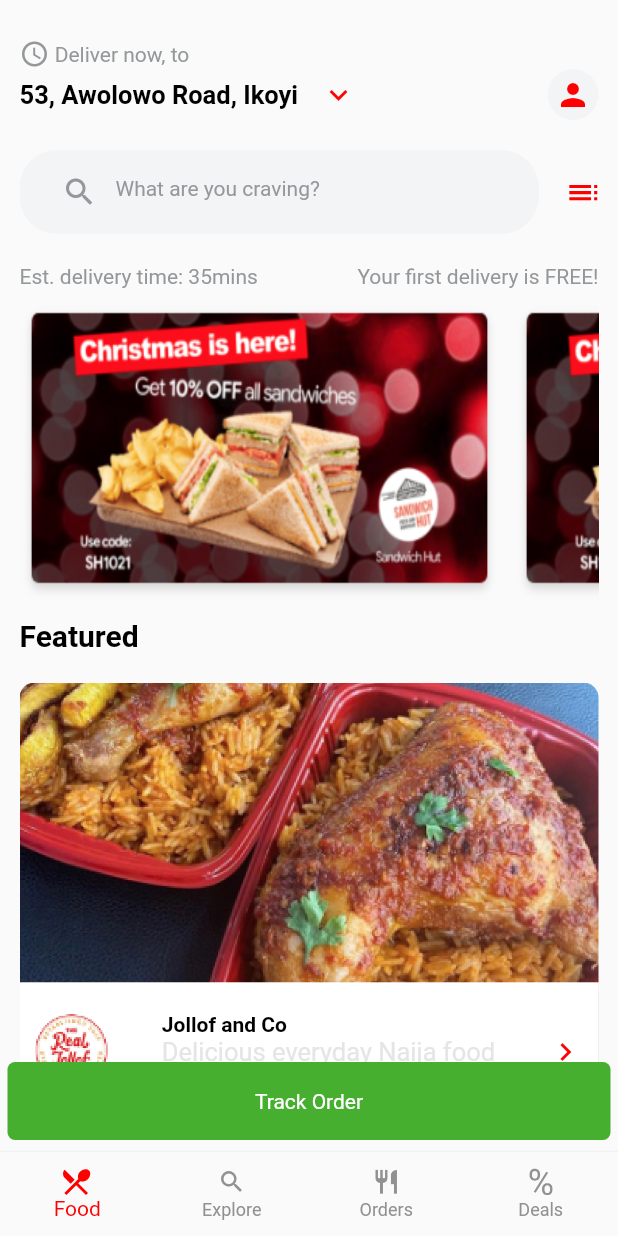
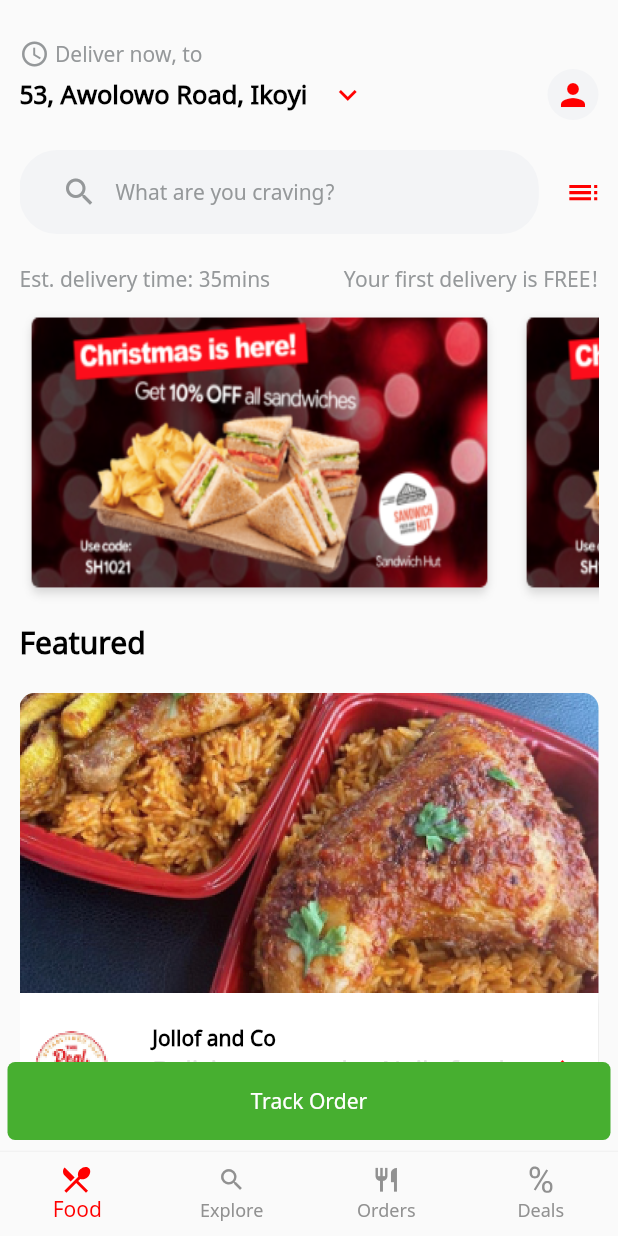
Before and after one commit to Donkelv/cokitchen-screens, a Flutter app: the screen it shows after launch, on a phone screen of 412 x 824 dp. Run offline on Flutter 3.47's test engine with Material 2 defaults, Android fonts, the phone set to English and light mode, and no system bars; drawn by our look-alikes of carousel_slider; our stand-ins replace flutter_svg.

Commit message:
final commit

```diff
--- /dev/null
+++ b/lib/home/foodCards.dart
@@ -0,0 +1,84 @@
+import 'package:carousel_slider/carousel_slider.dart';
+import 'package:cokitchen/home/homeScreen.dart';
+import 'package:flutter/material.dart';
+
+
+class FoodCards extends StatelessWidget {
+  const FoodCards({
+    Key key,
+
+  }) : super(key: key);
+
+
+
+  @override
+  Widget build(BuildContext context) {
+    Size size = MediaQuery.of(context).size;
+    return Padding(
+      padding: const EdgeInsets.only(top: 20.0,),
+      child: Column(
+        children: [
+          CarouselSlider.builder(
+            itemCount: HomeScreen.carouselImage.length,
+            itemBuilder: (context, index){
+              return Container(
+                //margin: EdgeInsets.symmetric(horizontal: 5.0),
+                width: size.width,
+                height: 200,
+                decoration: BoxDecoration(
+                  borderRadius: BorderRadius.only(topLeft: Radius.circular(10.0), topRight: Radius.circular(10.0),),
+                  image: DecorationImage(
+                    fit: BoxFit.cover,
+                    image: AssetImage(HomeScreen.carouselImage[index], ),
+                  )
+                ),
+                //child: Image.asset(HomeScreen.carouselImage[index], ),
+              );
+            },
+            options: CarouselOptions(
+              height: 200.0,
+              viewportFraction: 1,
+              autoPlay: true,
+
+            ),
+          ),
+          Container(
+            width: size.width,
+            color: Colors.transparent,
+            //height: 100.0,
+            child: Material(
+              elevation: 3.0,
+              color: Colors.white,
+              borderRadius: BorderRadius.only(
+                bottomLeft: Radius.circular(10.0),
+                bottomRight: Radius.circular(10.0),
+              ),
+              child: Padding(
+                padding: const EdgeInsets.symmetric(vertical:20.0, horizontal: 10.0,),
+                child: Row(
+                  mainAxisAlignment: MainAxisAlignment.spaceBetween,
+                  children: [
+                    Image.asset(HomeScreen.logo, height: 50.0, width: 50.0, fit: BoxFit.cover,),
+                    Column(
+                      mainAxisAlignment: MainAxisAlignment.center,
+                      crossAxisAlignment: CrossAxisAlignment.start,
+                      children:[
+                        Text("Jollof and Co", style: TextStyle(color: Colors.black, fontWeight: FontWeight.w700,),),
+                        Text("Delicious everyday Naija food", style: TextStyle(color: Color(0xffE5E5E5), fontWeight: FontWeight.normal, fontSize: 17.0),),
+                        Text("Items as low as 500", style: TextStyle(color: Color(0xffE5E5E5), fontWeight: FontWeight.normal, fontSize: 14.0),),
+                      ]
+                    ),
+                    Icon(
+                      Icons.keyboard_arrow_right,
+                      color: Color(0xffFF0000),
+                    )
+                  ],
+                ),
+              ),
+            )
+          )
+        ],
+      ),
+    );
+  }
+}
--- a/lib/home/homeScreen.dart
+++ b/lib/home/homeScreen.dart
@@ -1,7 +1,9 @@
+import 'package:cokitchen/home/topHorizontallist.dart';
 import 'package:flutter/material.dart';
 import 'package:carousel_slider/carousel_slider.dart';
 
 
+import 'foodCards.dart';
 import 'topHomeSection.dart';
 import 'trackOrderButton.dart';
 
@@ -74,7 +76,8 @@
                       itemBuilder: (context, index){
                         return cardList[index];
                       }
-                    )
+                    ),
+                    SizedBox(height: 80.0,)
                   ],
                 ),
               ),
@@ -87,140 +90,3 @@
     );
   }
 }
-
-class FoodCards extends StatelessWidget {
-  const FoodCards({
-    Key key,
-
-  }) : super(key: key);
-
-
-
-  @override
-  Widget build(BuildContext context) {
-    Size size = MediaQuery.of(context).size;
-    return Padding(
-      padding: const EdgeInsets.only(top: 20.0),
-      child: Column(
-        children: [
-          CarouselSlider.builder(
-            itemCount: HomeScreen.carouselImage.length,
-            itemBuilder: (context, index){
-              return Container(
-                //margin: EdgeInsets.symmetric(horizontal: 5.0),
-                width: size.width,
-                height: 200,
-                decoration: BoxDecoration(
-                  borderRadius: BorderRadius.only(topLeft: Radius.circular(10.0), topRight: Radius.circular(10.0),),
-                  image: DecorationImage(
-                    fit: BoxFit.cover,
-                    image: AssetImage(HomeScreen.carouselImage[index], ),
-                  )
-                ),
-                //child: Image.asset(HomeScreen.carouselImage[index], ),
-              );
-            },
-            options: CarouselOptions(
-              height: 200.0,
-              viewportFraction: 1,
-              autoPlay: true,
-
-            ),
-          ),
-          Container(
-            width: size.width,
-            color: Colors.transparent,
-            //height: 100.0,
-            child: Material(
-              elevation: 3.0,
-              color: Colors.white,
-              borderRadius: BorderRadius.only(
-                bottomLeft: Radius.circular(10.0),
-                bottomRight: Radius.circular(10.0),
-              ),
-              child: Padding(
-                padding: const EdgeInsets.symmetric(vertical:20.0, horizontal: 10.0,),
-                child: Row(
-                  mainAxisAlignment: MainAxisAlignment.spaceBetween,
-                  children: [
-                    Image.asset(HomeScreen.logo, height: 50.0, width: 50.0, fit: BoxFit.cover,),
-                    Column(
-                      mainAxisAlignment: MainAxisAlignment.center,
-                      crossAxisAlignment: CrossAxisAlignment.start,
-                      children:[
-                        Text("Jollof and Co", style: TextStyle(color: Colors.black, fontWeight: FontWeight.w700,),),
-                        Text("Delicious everyday Naija food", style: TextStyle(color: Color(0xffE5E5E5), fontWeight: FontWeight.normal, fontSize: 17.0),),
-                        Text("Items as low as 500", style: TextStyle(color: Color(0xffE5E5E5), fontWeight: FontWeight.normal, fontSize: 14.0),),
-                      ]
-                    ),
-                    Icon(
-                      Icons.keyboard_arrow_right,
-                      color: Color(0xffFF0000),
-                    )
-                  ],
-                ),
-              ),
-            )
-          )
-        ],
-      ),
-    );
-  }
-}
-
-/*
-Align(
-                      alignment: Alignment.bottomCenter,
-                      child: Row(
-                        mainAxisAlignment: MainAxisAlignment.center,
-                        children: HomeScreen.carouselImage.map((e){
-                          int index = HomeScreen.carouselImage.indexOf(e);
-                          return Container(
-                            width: 8.0,
-                            height: 8.0,
-                            margin: EdgeInsets.symmetric(vertical: 10.0, horizontal: 2.0),
-                            decoration: BoxDecoration(
-                              shape: BoxShape.circle,
-                              color: HomeScreen.currentImage == index ? Color.fromRGBO(0, 0, 0, 0.9) : Color.fromRGBO(0, 0, 0, 0.4),
-                            )
-                          );
-                        }).toList(),
-                      ),
-                    ), */
-
-class HorizontalImageList extends StatelessWidget {
-  const HorizontalImageList({
-    Key key,
-    @required this.imageList,
-  }) : super(key: key);
-
-  final List<String> imageList;
-
-  @override
-  Widget build(BuildContext context) {
-    return Padding(padding: EdgeInsets.symmetric(vertical: 10.0),
-       child: Container(
-         height: 200.0,
-         child: ListView.builder(
-           scrollDirection: Axis.horizontal,
-           shrinkWrap: true,
-           itemCount: imageList.length,
-           itemBuilder: (context, index) => Padding(
-             padding: const EdgeInsets.only(right: 10.0),
-             child: Container(
-               //height: 200.0,
-               width: 320.0,
-               decoration: BoxDecoration(
-
-                 image: DecorationImage(
-                   image: AssetImage(imageList[index]),
-                   fit: BoxFit.fill,
-                 )
-               ),
-             ),
-           ),
-         ),
-       ),
-    );
-  }
-}
--- a/lib/home/topHomeSection.dart
+++ b/lib/home/topHomeSection.dart
@@ -58,7 +58,7 @@
               ],
             ),
             Container(
-              height: 34,
+              height: 34.0,
               width: 34.0,
               decoration: BoxDecoration(
                 shape: BoxShape.circle,
--- /dev/null
+++ b/lib/home/topHorizontallist.dart
@@ -0,0 +1,38 @@
+import 'package:flutter/material.dart';
+
+class HorizontalImageList extends StatelessWidget {
+  const HorizontalImageList({
+    Key key,
+    @required this.imageList,
+  }) : super(key: key);
+
+  final List<String> imageList;
+
+  @override
+  Widget build(BuildContext context) {
+    return Padding(padding: EdgeInsets.symmetric(vertical: 10.0),
+       child: Container(
+         height: 200.0,
+         child: ListView.builder(
+           scrollDirection: Axis.horizontal,
+           shrinkWrap: true,
+           itemCount: imageList.length,
+           itemBuilder: (context, index) => Padding(
+             padding: const EdgeInsets.only(right: 10.0),
+             child: Container(
+               //height: 200.0,
+               width: 320.0,
+               decoration: BoxDecoration(
+
+                 image: DecorationImage(
+                   image: AssetImage(imageList[index]),
+                   fit: BoxFit.fill,
+                 )
+               ),
+             ),
+           ),
+         ),
+       ),
+    );
+  }
+}
--- a/lib/main.dart
+++ b/lib/main.dart
@@ -1,5 +1,8 @@
 import 'package:cokitchen/home/home.dart';
 import 'package:flutter/material.dart';
+//import 'package:flutter/foundation.dart' show TargetPlatform;
+//import 'package:google_fonts/google_fonts.dart';
+import 'dart:io' show Platform;
 
 void main() async {
   WidgetsFlutterBinding.ensureInitialized();
@@ -12,11 +15,10 @@
     return MaterialApp(
       debugShowCheckedModeBanner: false,
       title: 'Co Kitchen',
-      /* theme: ThemeData(
-        textTheme: platform == TargetPlatform.iOS ? GoogleFonts.hell(
+      theme: ThemeData(
+        fontFamily: Platform.isIOS ? "helvetica": "NotoSans-Regular"
 
-        )
-      ) */
+      ),
 
       home: Home(),
     );
```
Also changed, not shown: pubspec.yaml (+7 -7 lines), fonts/Helvetica.ttf (added), fonts/NotoSans-Regular.ttf (added).
